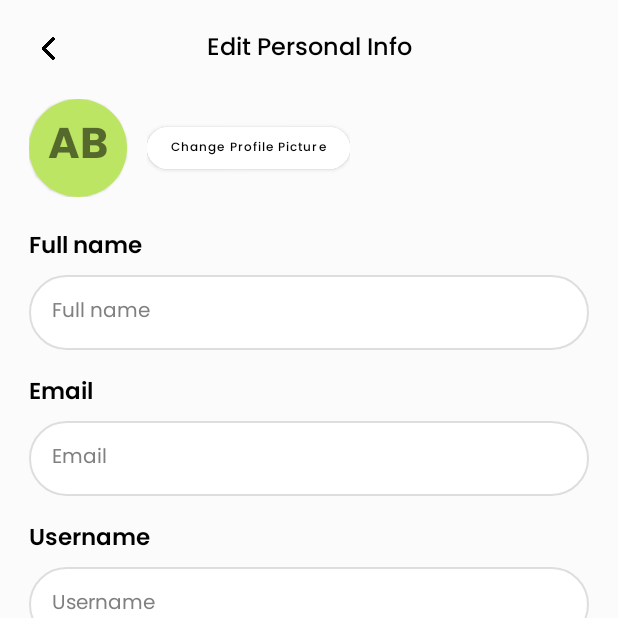
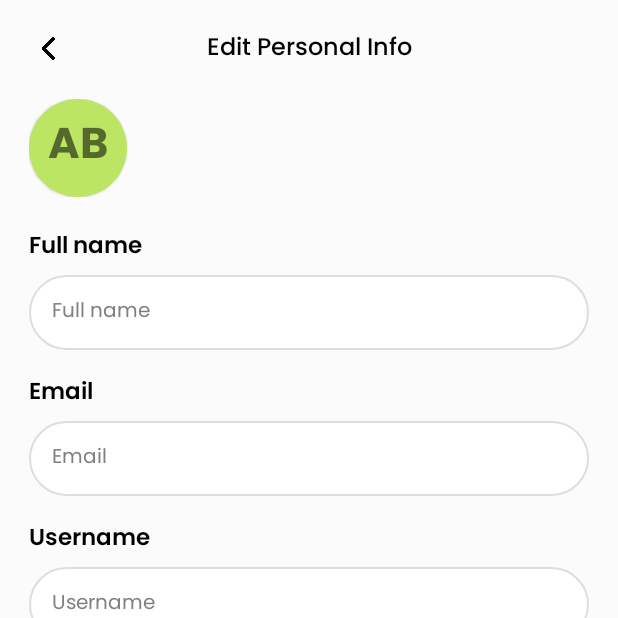
Before and after one commit to agaaaptr/DietPro, an Android app: the EditProfilActivity screen opened directly, with no data from a screen before it, on a phone screen of 412 x 824 dp, the top half of it. Run offline under Robolectric (Android 15) with nearby library versions, the phone set to English and light mode, and no system bars; our stand-ins replace Picasso, sdp/ssp sizes; libraries missing offline, so code that uses them is left out: com.chibatching.kotpref, com.github.drjacky.imagepicker, com.inyongtisto.myhelper; pictures from the network do not load; 2 statements that could not run were skipped.

Commit message:
fiture(bug) Optimizing UI

```diff
--- a/app/src/main/java/com/example/dietproapp/ui/editProfil/EditProfilActivity.kt
+++ b/app/src/main/java/com/example/dietproapp/ui/editProfil/EditProfilActivity.kt
@@ -62,9 +62,9 @@ class EditProfilActivity : MyActivity() {
                 update()
             }
         }
-        binding.btnEditpp.setOnClickListener {
-            picImage()
-        }
+//        binding.btnEditpp.setOnClickListener {
+//            picImage()
+//        }
         binding.imgBack.setOnClickListener {
             intentActivity(ProfilActivity::class.java)
         }
--- a/app/src/main/res/layout/activity_edit_profil.xml
+++ b/app/src/main/res/layout/activity_edit_profil.xml
@@ -85,17 +85,17 @@
                 android:layout_marginStart="@dimen/_10sdp"
                 android:paddingVertical="@dimen/_5sdp">
 
-                <com.google.android.material.button.MaterialButton
-                    android:id="@+id/btn_editpp"
-                    android:layout_width="match_parent"
-                    android:layout_height="40dp"
-                    android:backgroundTint="@color/white"
-                    android:fontFamily="@font/poppins_medium"
-                    android:text="Change Profile Picture"
-                    android:textAllCaps="false"
-                    android:textColor="@color/black"
-                    android:textSize="8sp"
-                    app:cornerRadius="@dimen/_360sdp" />
+<!--                <com.google.android.material.button.MaterialButton-->
+<!--                    android:id="@+id/btn_editpp"-->
+<!--                    android:layout_width="match_parent"-->
+<!--                    android:layout_height="40dp"-->
+<!--                    android:backgroundTint="@color/white"-->
+<!--                    android:fontFamily="@font/poppins_medium"-->
+<!--                    android:text="Change Profile Picture"-->
+<!--                    android:textAllCaps="false"-->
+<!--                    android:textColor="@color/black"-->
+<!--                    android:textSize="8sp"-->
+<!--                    app:cornerRadius="@dimen/_360sdp" />-->
 
             </LinearLayout>
 
```
